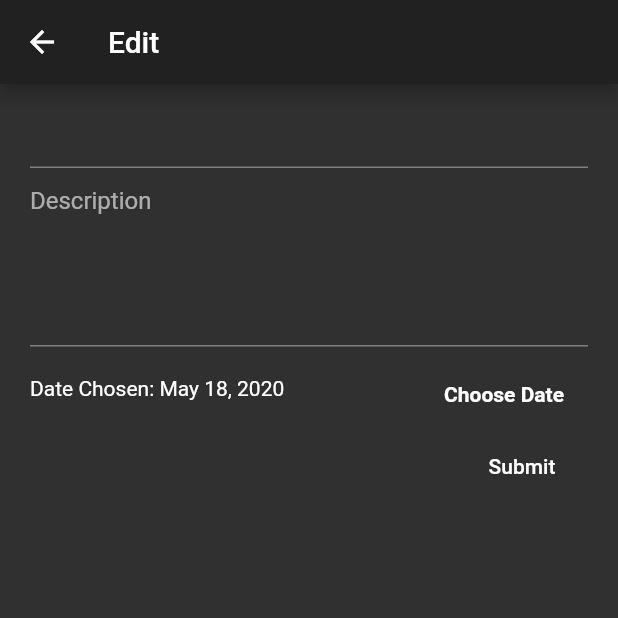
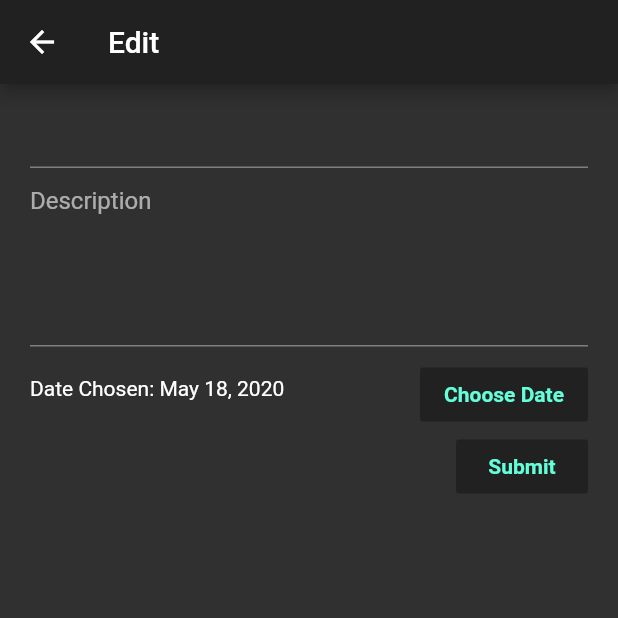
Before and after one commit to lomadapraveenreddy/ToDo-Application, a Flutter app: the EditRoute screen opened directly with empty values, on a phone screen of 412 x 824 dp, the top half of it. Run offline on Flutter 3.47's test engine with Material 2 defaults, Android fonts, the phone set to English and light mode, and no system bars; our stand-ins replace bloc, flutter_bloc, hive, table_calendar; accounts and stored records are empty; generated files the repository leaves out were written again; statements that could not run were skipped.

Commit message:
error resolved

```diff
--- a/todo/lib/routes/edit_route.dart
+++ b/todo/lib/routes/edit_route.dart
@@ -87,10 +87,12 @@ class _EditRouteState extends State<EditRoute> {
                 Container(
                   margin: EdgeInsets.only(top: 8),
                   child: FlatButton(
+                    color: Theme.of(context).primaryColor,
                     child: Text(
                       'Choose Date',
                       style: TextStyle(
                         fontWeight: FontWeight.bold,
+                        color: Theme.of(context).accentColor,
                       ),
                     ),
                     onPressed: _presentDatePicker,
@@ -102,7 +104,12 @@ class _EditRouteState extends State<EditRoute> {
               alignment: Alignment.centerRight,
               child: FlatButton(
                 onPressed: _editFunction,
-                child: Text('Submit'),
+                color: Theme.of(context).primaryColor,
+                child: Text('Submit',
+                style: TextStyle(
+                  fontWeight: FontWeight.bold,
+                  color: Theme.of(context).accentColor,
+                ),),
               ),
             ),
           ],
--- a/todo/lib/routes/new_to_do.dart
+++ b/todo/lib/routes/new_to_do.dart
@@ -95,6 +95,7 @@ class _NewToDoState extends State<NewToDo> {
                       'Choose Date',
                       style: TextStyle(
                         fontWeight: FontWeight.bold,
+                        color: Theme.of(context).accentColor,
                       ),
                     ),
                     onPressed: _presentDatePicker,
@@ -107,7 +108,10 @@ class _NewToDoState extends State<NewToDo> {
               child: FlatButton(
                 color: Theme.of(context).primaryColor,
                 onPressed: addEventIfPossible,
-                child: Text('Submit'),
+                child: Text('Submit',style: TextStyle(
+                  fontWeight: FontWeight.bold,
+                  color: Theme.of(context).accentColor,
+                ),),
               ),
             ),
           ],
--- a/todo/lib/widgets/my_drawer.dart
+++ b/todo/lib/widgets/my_drawer.dart
@@ -60,7 +60,7 @@ class MyDrawer extends StatelessWidget {
         child: Column(
       children: <Widget>[
         Container(
-          height: 300,
+          height: 230,
           color: Theme.of(context).primaryColor,
           child: Align(
             alignment: Alignment.centerRight,
```
Also changed, not shown: todo/pubspec.yaml (line endings or trailing spaces).
